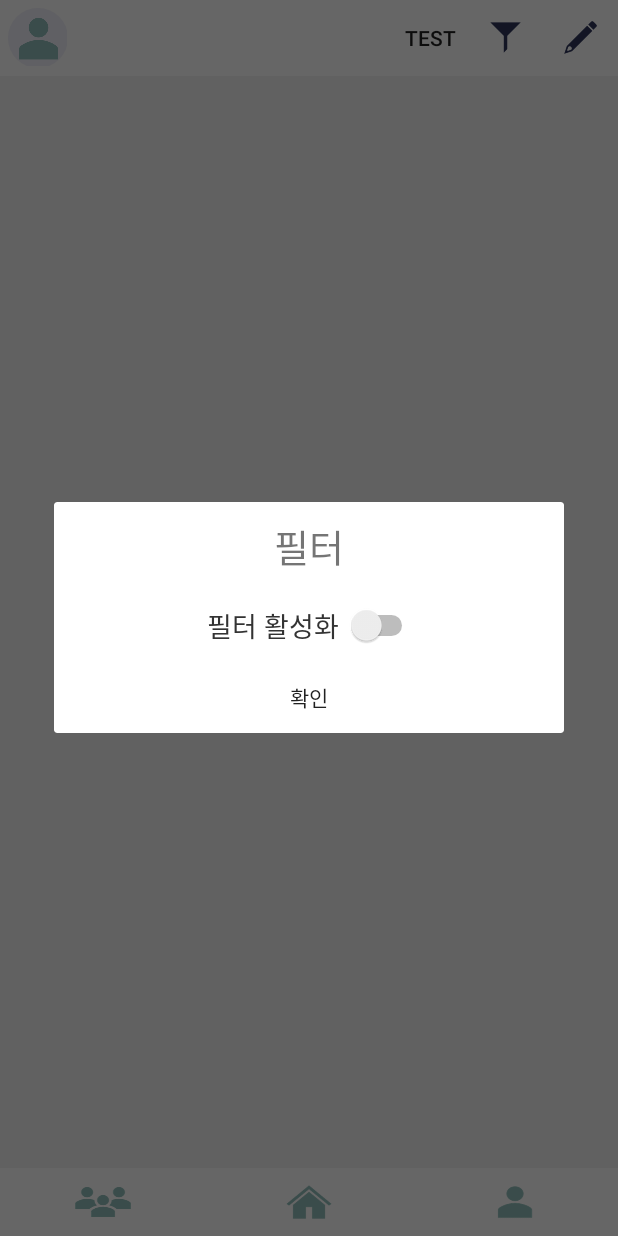
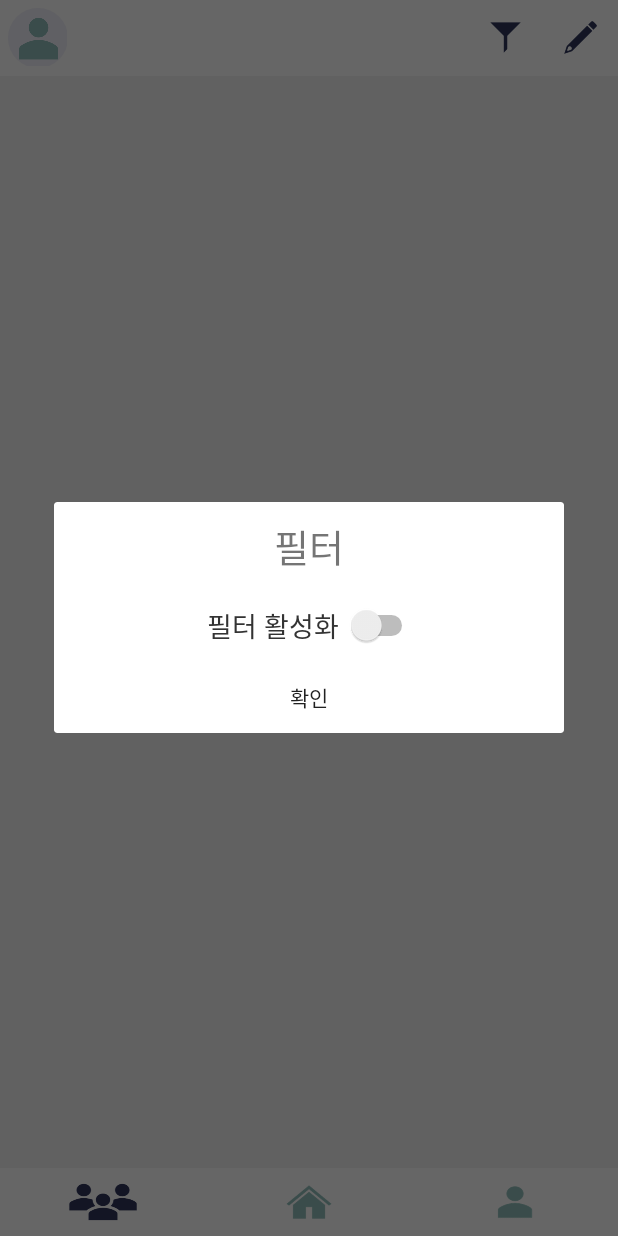
Before and after one commit to hanhb1011/HomeCare, an Android app: the MainActivity screen opened directly, with no data from a screen before it, after a tap on an icon or button, on a phone screen of 412 x 824 dp. Run offline under Robolectric (Android 15) with nearby library versions, the light colour scheme and no system bars; our stand-ins replace Firebase (no records; nobody signed in at launch, a user with empty details on screens opened directly); 2 statements that could not run were skipped.

Commit message:
page change listener added

```diff
--- a/app/src/main/java/org/androidtown/homecare/Activities/MainActivity.java
+++ b/app/src/main/java/org/androidtown/homecare/Activities/MainActivity.java
@@ -30,6 +30,7 @@ import org.androidtown.homecare.Models.User;
 import org.androidtown.homecare.R;
 import org.androidtown.homecare.Services.HomeCareService;
 import org.androidtown.homecare.Utils.BackButtonHandler;
+import org.androidtown.homecare.Utils.PageChangeListener;
 
 /*
 
@@ -51,7 +52,7 @@ public class MainActivity extends AppCompatActivity {
     public static final int REQUEST_IN_HOME_CARE_ACTIVITY = 1003;
     public static final int REQUEST_GALLERY = 1004;
 
-    private Button hiringButton, messageButton, myPageButton, addOrCheckHomeCareButton, filterButton;
+    private Button hiringButton, messageButton, myPageButton, addOrCheckHomeCareButton, filterButton ,logOutButton;
     private ViewPager mainViewPager;
     private BackButtonHandler backButtonHandler;
     private static ImageView profileImageView;
@@ -77,16 +78,14 @@ public class MainActivity extends AppCompatActivity {
         setContentView(R.layout.activity_main);
 
         initInstances(); //인스턴스 생성 및 초기화
+        initButtons(); //삭제, 필터 버튼 초기화
         initAuth(); //파이어베이스 관련 객체 초기화
         initView(); //뷰 초기화
-        initButtons(); //삭제, 필터 버튼 초기화
         getDataFromFirebase(); //파이어베이스로부터 유저 정보를 받고 ui를 업데이트한다.
         initService(); //서비스 초기화
 
 
-        /* 임시 */
-        testButton = findViewById(R.id.test_button);
-        /* 임시끝 */
+
     }
 
     private void initService() {
@@ -135,6 +134,7 @@ public class MainActivity extends AppCompatActivity {
             }
         });
 
+
     }
 
     private void initView() {
@@ -161,7 +161,11 @@ public class MainActivity extends AppCompatActivity {
 
         //뷰페이저
         mainViewPager = findViewById(R.id.main_view_pager);
+        mainViewPager.setOffscreenPageLimit(3);
         mainViewPager.setAdapter(new ViewPagerAdapter(this, getSupportFragmentManager()));
+        PageChangeListener pageChangeListener = new PageChangeListener(hiringButton, messageButton, myPageButton, addOrCheckHomeCareButton, filterButton ,logOutButton);
+        pageChangeListener.onPageSelected(0);
+        mainViewPager.setOnPageChangeListener(pageChangeListener);
         mainViewPager.setCurrentItem(0);
 
         //프로필 관련
--- a/app/src/main/java/org/androidtown/homecare/Adapters/ViewPagerAdapter.java
+++ b/app/src/main/java/org/androidtown/homecare/Adapters/ViewPagerAdapter.java
@@ -45,6 +45,8 @@ public class ViewPagerAdapter extends FragmentStatePagerAdapter {
         }
     }
 
+
+
     public int getItemPosition(Object object) {
         return POSITION_NONE;
     }
--- /dev/null
+++ b/app/src/main/java/org/androidtown/homecare/Utils/PageChangeListener.java
@@ -0,0 +1,65 @@
+package org.androidtown.homecare.Utils;
+
+import android.support.v4.view.ViewPager;
+import android.view.View;
+import android.widget.Button;
+
+import org.androidtown.homecare.R;
+
+/**
+ * Created by hanhb on 2017-11-28.
+ */
+
+public class PageChangeListener implements ViewPager.OnPageChangeListener {
+    Button hiringButton, messageButton, myPageButton, addOrCheckHomeCareButton, filterButton, logOutButton;
+
+
+    public PageChangeListener(Button hiringButton, Button messageButton, Button myPageButton, Button addOrCheckHomeCareButton, Button filterButton, Button logOutButton) {
+        this.hiringButton = hiringButton;
+        this.messageButton = messageButton;
+        this.myPageButton = myPageButton;
+        this.addOrCheckHomeCareButton = addOrCheckHomeCareButton;
+        this.filterButton = filterButton;
+        this.logOutButton = logOutButton;
+    }
+
+    @Override
+    public void onPageScrolled(int position, float positionOffset, int positionOffsetPixels) {
+
+    }
+
+    @Override
+    public void onPageSelected(int position) {
+        switch (position){
+            case 0 :
+                hiringButton.setBackgroundResource(R.drawable.hiring_fragment_button_image2);
+                messageButton.setBackgroundResource(R.drawable.message_fragment_button_image1);
+                myPageButton.setBackgroundResource(R.drawable.my_page_fragment_button_image1);
+
+                addOrCheckHomeCareButton.setVisibility(View.VISIBLE);
+                filterButton.setVisibility(View.VISIBLE);
+                break;
+            case 1 :
+                messageButton.setBackgroundResource(R.drawable.message_fragment_button_image2);
+                hiringButton.setBackgroundResource(R.drawable.hiring_fragment_button_image1);
+                myPageButton.setBackgroundResource(R.drawable.my_page_fragment_button_image1);
+
+                addOrCheckHomeCareButton.setVisibility(View.GONE);
+                filterButton.setVisibility(View.GONE);
+                break;
+            case 2 :
+                myPageButton.setBackgroundResource(R.drawable.my_page_fragment_button_image2);
+                messageButton.setBackgroundResource(R.drawable.message_fragment_button_image1);
+                hiringButton.setBackgroundResource(R.drawable.hiring_fragment_button_image1);
+
+                addOrCheckHomeCareButton.setVisibility(View.GONE);
+                filterButton.setVisibility(View.GONE);
+                break;
+        }
+    }
+
+    @Override
+    public void onPageScrollStateChanged(int state) {
+
+    }
+}
--- a/app/src/main/res/layout/activity_main.xml
+++ b/app/src/main/res/layout/activity_main.xml
@@ -31,24 +31,26 @@
                 android:layout_weight="1"
                 android:layout_width="match_parent"
                 android:layout_height="match_parent" />
-            <Button
-                android:id="@+id/test_button"
-                android:background="@android:color/transparent"
-                android:text="TEST"
-                android:layout_width="50dp"
-                android:layout_height="50dp" />
 
             <Button
+                android:visibility="gone"
                 android:id="@+id/filter_button"
                 android:background="@drawable/filter_button_image1"
                 android:layout_width="50dp"
                 android:layout_height="50dp" />
             <Button
+                android:visibility="gone"
                 android:id="@+id/home_care_add_or_check_button"
                 android:layout_width="50dp"
                 android:layout_height="50dp"
                 android:background="@drawable/home_care_add_or_check_button_image1" />
-
+            <Button
+                android:visibility="gone"
+                android:id="@+id/logout_button"
+                android:background="@android:color/transparent"
+                android:text="X"
+                android:layout_width="50dp"
+                android:layout_height="50dp" />
         </LinearLayout>
 
 
```
